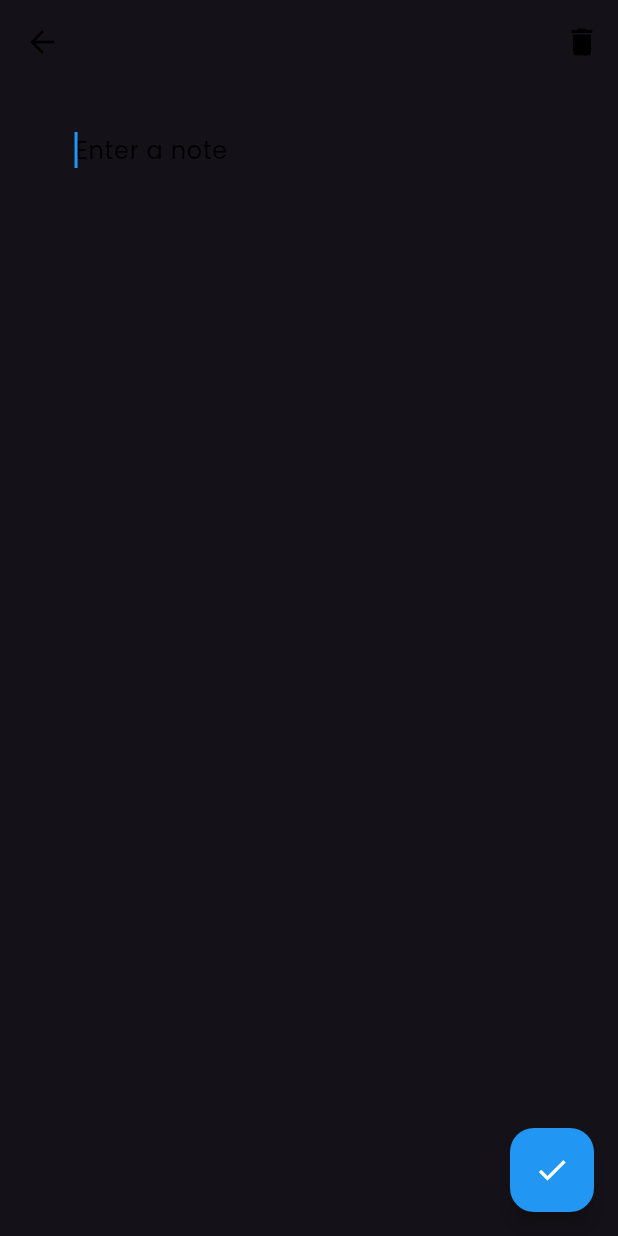
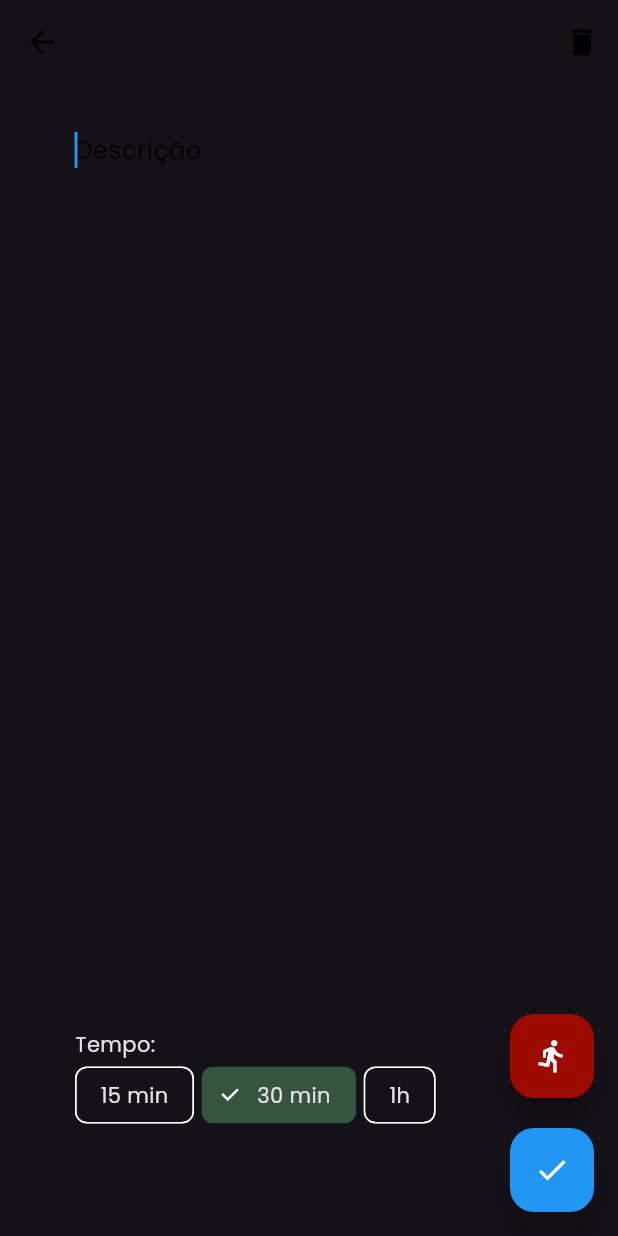
Before and after one commit to pietroid/cron_v0, a Flutter app: the ActivityScreen screen opened directly, on a phone screen of 412 x 824 dp. Run offline on Flutter 3.47's test engine with Material 3 defaults, Android fonts, the phone set to English and light mode, and no system bars; our stand-ins replace equatable, flutter_bloc, google_fonts, hydrated_bloc, loading_animation_widget.

Commit message:
adding more options on activity creation

```diff
--- a/lib/presentation/screens/activity_screen.dart
+++ b/lib/presentation/screens/activity_screen.dart
@@ -14,6 +14,7 @@ class ActivityScreen extends StatefulWidget {
 
 class _ActivityScreenState extends State<ActivityScreen> {
   String content = '';
+  Duration duration = const Duration(minutes: 15);
   late TextEditingController _controller;
 
   @override
@@ -44,12 +45,19 @@ class _ActivityScreenState extends State<ActivityScreen> {
             ),
           ],
         ),
-        body: Padding(
-          padding: const EdgeInsets.symmetric(
-            horizontal: 50,
-            vertical: 20,
+        body: SafeArea(
+          child: Padding(
+            padding: const EdgeInsets.only(
+              left: 50,
+              right: 50,
+              top: 20,
+              bottom: 70,
             ),
-          child: TextField(
+            child: Column(
+                crossAxisAlignment: CrossAxisAlignment.start,
+                mainAxisAlignment: MainAxisAlignment.spaceBetween,
+                children: [
+                  TextField(
                     controller: _controller,
                     autofocus: true,
                     onChanged: (value) {
@@ -59,12 +67,29 @@ class _ActivityScreenState extends State<ActivityScreen> {
                     },
                     decoration: const InputDecoration(
                       border: InputBorder.none,
-              hintText: 'Enter a note',
+                      hintText: 'Descrição',
                     ),
                     maxLines: null,
                   ),
+                  Column(
+                      crossAxisAlignment: CrossAxisAlignment.start,
+                      children: [
+                        const Text('Tempo:'),
+                        TimeActionChoice(
+                          onChanged: (Duration duration) {
+                            setState(() {
+                              this.duration = duration;
+                            });
+                          },
                         ),
-        floatingActionButton: FloatingActionButton(
+                      ]),
+                ]),
+          ),
+        ),
+        floatingActionButton:
+            Column(mainAxisAlignment: MainAxisAlignment.end, children: [
+          FloatingActionButton(
+            backgroundColor: const Color.fromARGB(255, 156, 10, 0),
             onPressed: content.isEmpty
                 ? null
                 : () {
@@ -86,8 +111,87 @@ class _ActivityScreenState extends State<ActivityScreen> {
                     Navigator.pop(context);
                   },
             child: const Icon(
+              Icons.directions_run,
+            ),
+          ),
+          const SizedBox(
+            height: 20,
+          ),
+          FloatingActionButton(
+            onPressed: content.isEmpty
+                ? null
+                : () {
+                    if (widget.existingActivity != null) {
+                      context.read<ActivityBloc>().add(
+                            ActivityEdited(
+                              content: content,
+                              id: widget.existingActivity!.id,
+                            ),
+                          );
+                    } else {
+                      context.read<ActivityBloc>().add(
+                            ActivityAdded(
+                              content: content,
+                              isPrioritized: false,
+                            ),
+                          );
+                    }
+                    Navigator.pop(context);
+                  },
+            child: const Icon(
               Icons.check,
             ),
-        ));
+          )
+        ]));
   }
 }
+
+class TimeActionChoice extends StatefulWidget {
+  final void Function(Duration duration) onChanged;
+  const TimeActionChoice({
+    super.key,
+    required this.onChanged,
+  });
+
+  @override
+  State<TimeActionChoice> createState() => _TimeActionChoiceState();
+}
+
+class _TimeActionChoiceState extends State<TimeActionChoice> {
+  int? _value = 1;
+
+  @override
+  Widget build(BuildContext context) {
+    final TextTheme textTheme = Theme.of(context).textTheme;
+    final theme = Theme.of(context);
+
+    final Map<String, Duration> timeMap = {
+      '15 min': const Duration(minutes: 15),
+      '30 min': const Duration(minutes: 30),
+      '1h': const Duration(hours: 1),
+    };
+
+    return Wrap(
+      spacing: 5.0,
+      children: List<Widget>.generate(
+        3,
+        (int index) {
+          return ChoiceChip(
+            selectedColor: theme.colorScheme.secondary,
+            labelStyle: textTheme.bodyMedium,
+            label: Text(timeMap.keys.elementAt(index)),
+            selected: _value == index,
+            onSelected: (bool selected) {
+              setState(() {
+                _value = selected ? index : null;
+              });
+              widget.onChanged(
+                timeMap.values.elementAt(index),
+              );
+            },
+          );
+        },
+      ).toList(),
+    );
+  }
+}
```
Lines whose indentation alone changed are shown as unchanged.
